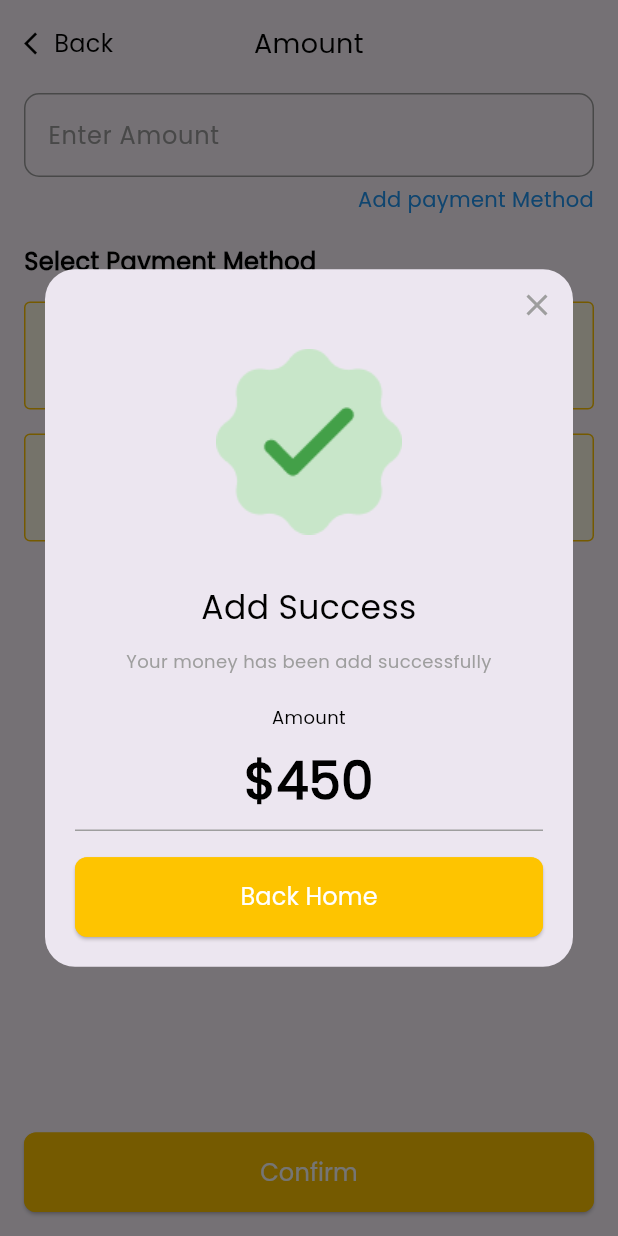
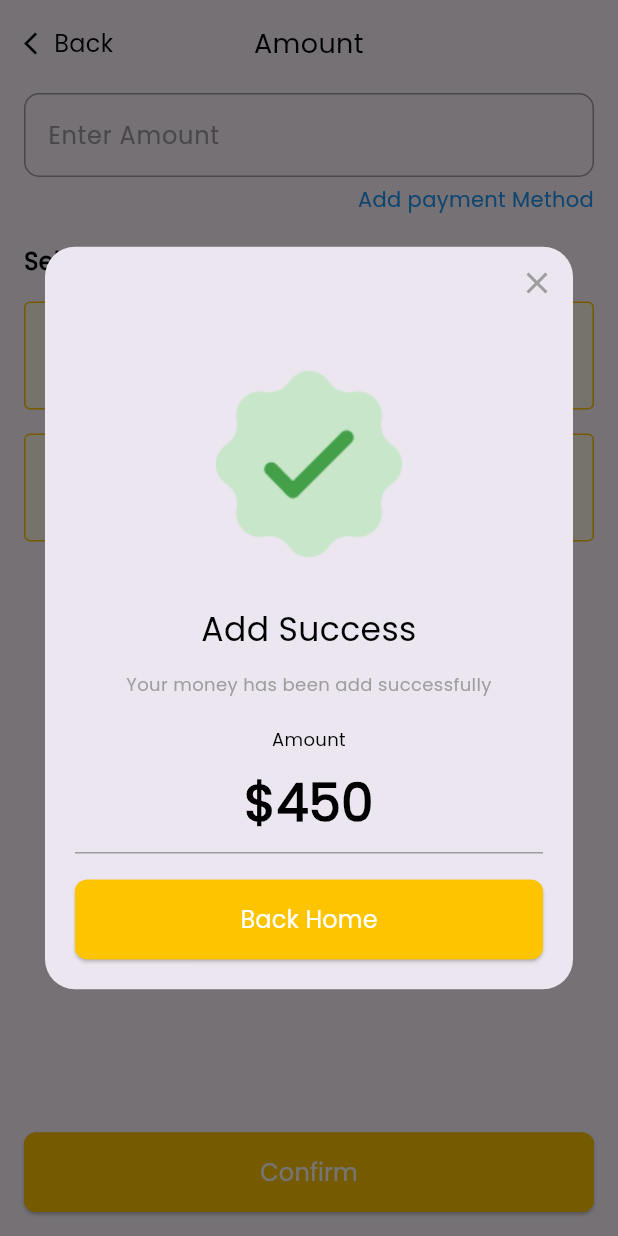
Before and after one commit to Tejas052004/uidesign, a Flutter app: the AddAmount screen opened by its route, after a tap on "Confirm", on a phone screen of 412 x 824 dp. Run offline on Flutter 3.47's test engine with Material 3 defaults, Android fonts, the phone set to English and light mode, and no system bars; our stand-ins replace country_code_picker, get, google_maps_flutter, location, pinput, webview_flutter.

Commit message:
design changes

```diff
--- a/lib/core/common/custom_dialog.dart
+++ b/lib/core/common/custom_dialog.dart
@@ -57,13 +57,16 @@ class CustomDialog extends StatelessWidget {
               child: Column(
                 mainAxisSize: MainAxisSize.min,
                 children: [
-                  const SizedBox(height: 20),
+                  const SizedBox(height: 50),
 
-                  // 🖼 Image
+                  // 🖼 Image (Safe)
+                  if (imagePath != null)
                     Image.asset(imagePath!, width: 150, height: 150),
-                  const SizedBox(height: 20),
 
-                  // 🏷 Title
+                  if (imagePath != null) const SizedBox(height: 20),
+
+                  // 🏷 Title (FIXED: Added null check)
+                  if (title != null) ...[
                     CommonText(
                       title!,
                       fontSize: 22,
@@ -71,8 +74,10 @@ class CustomDialog extends StatelessWidget {
                       textAlign: TextAlign.center,
                     ),
                     const SizedBox(height: 12),
+                  ],
 
-                  // 💬 Message
+                  // 💬 Message (FIXED: Added null check)
+                  if (message != null) ...[
                     CommonText(
                       message!,
                       fontWeight: FontWeight.w500,
@@ -81,8 +86,9 @@ class CustomDialog extends StatelessWidget {
                       textAlign: TextAlign.center,
                     ),
                     const SizedBox(height: 20),
+                  ],
 
-                  // 💰 Optional Amount
+                  // 💰 Optional Amount (Safe)
                   if (amount != null) ...[
                     CommonText(
                       "Amount",
@@ -101,7 +107,7 @@ class CustomDialog extends StatelessWidget {
                     const SizedBox(height: 10),
                   ],
 
-                  // 🔽 Optional Dropdown
+                  // 🔽 Optional Dropdown (Safe)
                   if (dropdownItems != null &&
                       selectedValue != null &&
                       onDropdownChanged != null) ...[
@@ -115,13 +121,13 @@ class CustomDialog extends StatelessWidget {
                     const SizedBox(height: 20),
                   ],
 
-                  // 🧾 Optional Text Field
+                  // 🧾 Optional Text Field (Safe)
                   if (secondHintText != null) ...[
                     CommonTextField(hintText: secondHintText!),
                     const SizedBox(height: 20),
                   ],
 
-                  // 🔘 Optional Button
+                  // 🔘 Optional Button (Safe)
                   if (buttonText != null && onPressed != null)
                     Row(
                       children: [
@@ -138,7 +144,6 @@ class CustomDialog extends StatelessWidget {
               ),
             ),
           ),
-
           // ❌ Close Button
           Positioned(
             right: 0,
--- a/lib/presentation/profile/profile_page.dart
+++ b/lib/presentation/profile/profile_page.dart
@@ -11,7 +11,7 @@ import '../../routes/app_pages.dart';
 class ProfilePage extends StatelessWidget {
   ProfilePage({super.key});
 
-  final SignUpController controller = Get.put(SignUpController());
+  final SignUpController controller = Get.find<SignUpController>();
 
   @override
   Widget build(BuildContext context) {
--- a/lib/presentation/wallet/add_amount.dart
+++ b/lib/presentation/wallet/add_amount.dart
@@ -34,7 +34,7 @@ class AddAmount extends StatelessWidget {
                   GestureDetector(
                     onTap: () {
                       Get.dialog(
-                        CustomDialog(
+                          CustomDialog(
                           dropdownItems: controller.genderList,
                           selectedValue: controller.selectedGender.value,
                           onDropdownChanged: (value) {
```
Also changed, not shown: lib/presentation/home_screen.dart (+2 -23 lines). Lines whose indentation alone changed are shown as unchanged.
